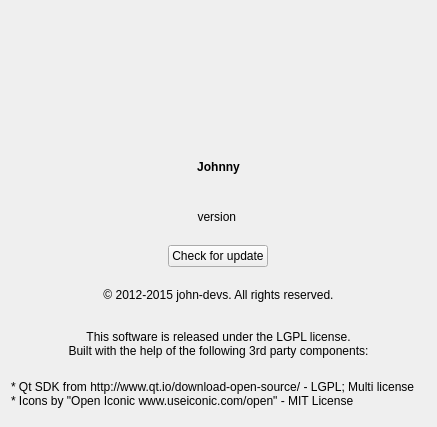
The window that forms/aboutwidget.ui (openwall/johnny) describes before a commit, drawn with Qt 5.
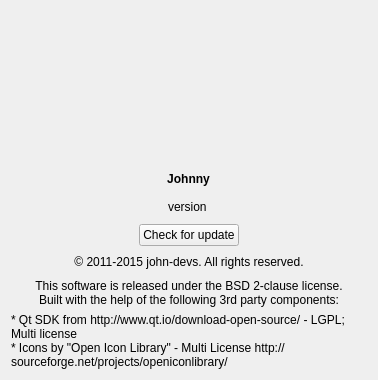
The same window after the commit. Icons and pictures are not drawn.

Commit message: Adjustments for the About widget.

Patch:
```diff
--- a/forms/aboutwidget.ui
+++ b/forms/aboutwidget.ui
@@ -9,18 +9,15 @@
    <rect>
     <x>0</x>
     <y>0</y>
-    <width>437</width>
-    <height>427</height>
+    <width>378</width>
+    <height>380</height>
    </rect>
   </property>
   <layout class="QVBoxLayout" name="verticalLayout">
-   <property name="spacing">
-    <number>6</number>
-   </property>
    <item alignment="Qt::AlignHCenter">
     <widget class="QLabel" name="johnnyLogo">
      <property name="sizePolicy">
-      <sizepolicy hsizetype="Preferred" vsizetype="Preferred">
+      <sizepolicy hsizetype="Fixed" vsizetype="Fixed">
        <horstretch>0</horstretch>
        <verstretch>0</verstretch>
       </sizepolicy>
@@ -49,6 +46,22 @@
     </widget>
    </item>
    <item>
+    <spacer name="verticalSpacer">
+     <property name="orientation">
+      <enum>Qt::Vertical</enum>
+     </property>
+     <property name="sizeType">
+      <enum>QSizePolicy::Fixed</enum>
+     </property>
+     <property name="sizeHint" stdset="0">
+      <size>
+       <width>20</width>
+       <height>24</height>
+      </size>
+     </property>
+    </spacer>
+   </item>
+   <item alignment="Qt::AlignHCenter">
     <widget class="QLabel" name="label">
      <property name="font">
       <font>
@@ -62,9 +75,12 @@
      <property name="alignment">
       <set>Qt::AlignCenter</set>
      </property>
+     <property name="textInteractionFlags">
+      <set>Qt::LinksAccessibleByMouse|Qt::TextSelectableByMouse</set>
+     </property>
     </widget>
    </item>
-   <item>
+   <item alignment="Qt::AlignHCenter">
     <widget class="QLabel" name="versionLabel">
      <property name="text">
       <string>version </string>
@@ -72,6 +88,9 @@
      <property name="alignment">
       <set>Qt::AlignCenter</set>
      </property>
+     <property name="textInteractionFlags">
+      <set>Qt::LinksAccessibleByMouse</set>
+     </property>
     </widget>
    </item>
    <item alignment="Qt::AlignHCenter">
@@ -93,7 +112,7 @@
    <item>
     <widget class="QLabel" name="label_3">
      <property name="text">
-      <string>© 2012-2015 john-devs. All rights reserved.</string>
+      <string>© 2011-2015 john-devs. All rights reserved.</string>
      </property>
      <property name="alignment">
       <set>Qt::AlignCenter</set>
@@ -101,24 +120,30 @@
      <property name="wordWrap">
       <bool>true</bool>
      </property>
+     <property name="textInteractionFlags">
+      <set>Qt::LinksAccessibleByMouse|Qt::TextSelectableByMouse</set>
+     </property>
     </widget>
    </item>
    <item>
     <widget class="QLabel" name="label_4">
      <property name="text">
-      <string>This software is released under the LGPL license.
+      <string>This software is released under the BSD 2-clause license.
 Built with the help of the following 3rd party components:</string>
      </property>
      <property name="alignment">
       <set>Qt::AlignCenter</set>
      </property>
+     <property name="textInteractionFlags">
+      <set>Qt::LinksAccessibleByMouse|Qt::TextSelectableByMouse</set>
+     </property>
     </widget>
    </item>
    <item>
     <widget class="QLabel" name="label_2">
      <property name="text">
       <string>* Qt SDK from http://www.qt.io/download-open-source/ - LGPL; Multi license
-* Icons by &quot;Open Iconic www.useiconic.com/open&quot; - MIT License</string>
+* Icons by &quot;Open Icon Library&quot; - Multi License http://sourceforge.net/projects/openiconlibrary/</string>
      </property>
      <property name="textFormat">
       <enum>Qt::AutoText</enum>
```
